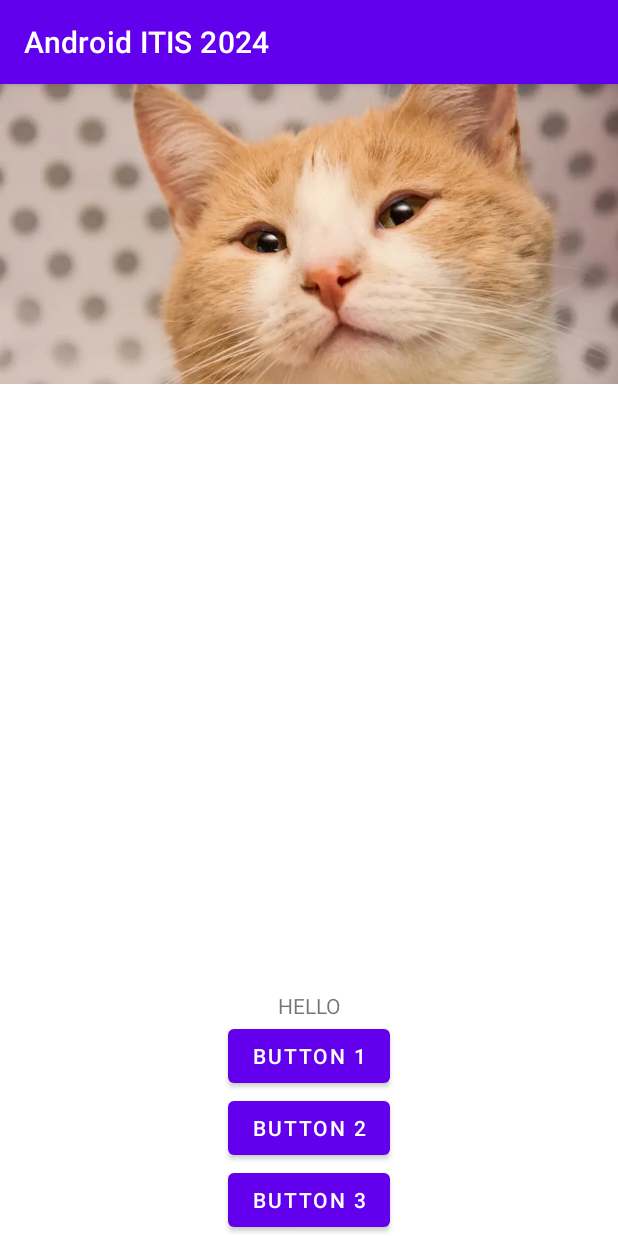
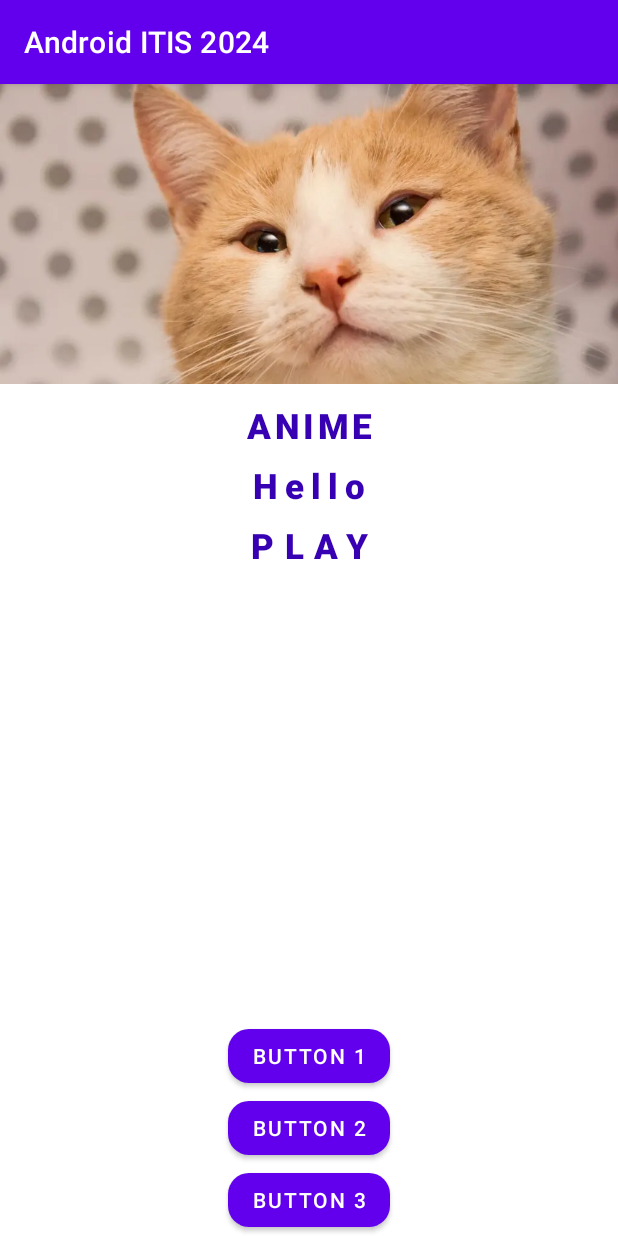
Before and after one commit to Adelya13/android_itis_2024, an Android app: the screen it shows after launch (FirstActivity), on a phone screen of 412 x 824 dp. Run offline under Robolectric (Android 15) with nearby library versions, the light colour scheme and no system bars.

Commit message:
added theme

```diff
--- a/app/src/main/res/layout/first_activity.xml
+++ b/app/src/main/res/layout/first_activity.xml
@@ -20,12 +20,42 @@
 
     <TextView
         android:id="@+id/tv_value"
-        android:layout_width="wrap_content"
-        android:layout_height="wrap_content"
-        android:text="HELLO"
+        android:layout_width="match_parent"
+        android:layout_height="40dp"
+        style="@style/MainTextStyle"
+        android:text="Anime"
+        android:textAppearance="@style/MainText.Large"
+        android:layout_marginTop="8dp"
+        app:layout_constraintBottom_toTopOf="@+id/tv_value2"
         app:layout_constraintEnd_toEndOf="parent"
         app:layout_constraintStart_toStartOf="parent"
-        app:layout_constraintBottom_toTopOf="@+id/button_1" />
+        app:layout_constraintTop_toBottomOf="@+id/cat" />
+
+
+    <TextView
+        android:id="@+id/tv_value2"
+        style="@style/MainTextStyle"
+        android:layout_width="match_parent"
+        android:layout_height="40dp"
+        android:textAllCaps="false"
+        android:textAppearance="@style/MainText.Medium"
+        android:text="Hello"
+        app:layout_constraintEnd_toEndOf="parent"
+        app:layout_constraintHorizontal_bias="0.0"
+        app:layout_constraintStart_toStartOf="parent"
+        app:layout_constraintTop_toBottomOf="@+id/tv_value" />
+
+    <TextView
+        android:id="@+id/tv_value3"
+        android:layout_width="match_parent"
+        style="@style/MainTextStyle"
+        android:layout_height="40dp"
+        android:textAppearance="@style/MainText.Small"
+        android:text="Play"
+        android:textAlignment="center"
+        app:layout_constraintEnd_toEndOf="parent"
+        app:layout_constraintStart_toStartOf="parent"
+        app:layout_constraintTop_toBottomOf="@+id/tv_value2" />
 
     <Button
         android:id="@+id/button_1"
--- /dev/null
+++ b/app/src/main/res/values/shape.xml
@@ -0,0 +1,8 @@
+<?xml version="1.0" encoding="utf-8"?>
+<resources>
+
+    <style name="SmallShape" parent="ShapeAppearance.MaterialComponents.SmallComponent">
+        <item name="cornerFamily">rounded</item>
+        <item name="cornerSize">14dp</item>
+    </style>
+</resources>
--- a/app/src/main/res/values/themes.xml
+++ b/app/src/main/res/values/themes.xml
@@ -12,5 +12,11 @@
         <!-- Status bar color. -->
         <item name="android:statusBarColor">?attr/colorPrimaryVariant</item>
         <!-- Customize your theme here. -->
+
+
+
+        <item name= "textAppearanceBody1">@style/MainText.Small</item>
+        <item name= "textAppearanceHeadline1">@style/MainText.Large</item>
+        <item name="shapeAppearanceSmallComponent">@style/SmallShape</item>
     </style>
 </resources>
```
Also changed, not shown: app/src/main/res/values/styles.xml (added, +16 -0 lines), app/src/main/res/values/type.xml (added, +25 -0 lines).
